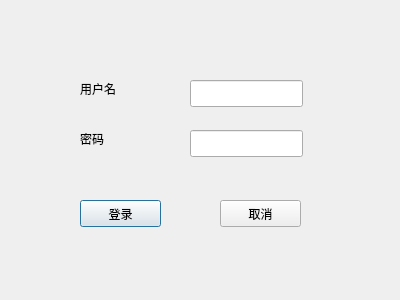
Above: login.ui from WooodHead/labelling3 before the change. Below: the same form after it.
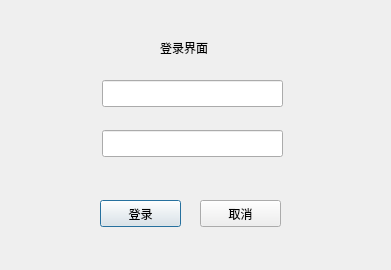
That is the form after the change.

```diff
--- a/login.ui
+++ b/login.ui
@@ -6,8 +6,8 @@
    <rect>
     <x>0</x>
     <y>0</y>
-    <width>400</width>
-    <height>300</height>
+    <width>391</width>
+    <height>270</height>
    </rect>
   </property>
   <property name="sizePolicy">
@@ -27,35 +27,16 @@
     <rect>
      <x>0</x>
      <y>0</y>
-     <width>401</width>
-     <height>301</height>
+     <width>391</width>
+     <height>271</height>
     </rect>
    </property>
-   <widget class="QLabel" name="label">
-    <property name="geometry">
-     <rect>
-      <x>80</x>
-      <y>80</y>
-      <width>51</width>
-      <height>17</height>
-     </rect>
-    </property>
-    <property name="sizePolicy">
-     <sizepolicy hsizetype="Expanding" vsizetype="Expanding">
-      <horstretch>0</horstretch>
-      <verstretch>0</verstretch>
-     </sizepolicy>
-    </property>
-    <property name="text">
-     <string>用户名</string>
-    </property>
-   </widget>
    <widget class="QLineEdit" name="_editUsername">
     <property name="geometry">
      <rect>
-      <x>190</x>
+      <x>102</x>
       <y>80</y>
-      <width>113</width>
+      <width>181</width>
       <height>27</height>
      </rect>
     </property>
@@ -66,31 +47,12 @@
      </sizepolicy>
     </property>
    </widget>
-   <widget class="QLabel" name="label_2">
-    <property name="geometry">
-     <rect>
-      <x>80</x>
-      <y>130</y>
-      <width>41</width>
-      <height>17</height>
-     </rect>
-    </property>
-    <property name="sizePolicy">
-     <sizepolicy hsizetype="Expanding" vsizetype="Expanding">
-      <horstretch>0</horstretch>
-      <verstretch>0</verstretch>
-     </sizepolicy>
-    </property>
-    <property name="text">
-     <string>密码</string>
-    </property>
-   </widget>
    <widget class="QLineEdit" name="_editPasswd">
     <property name="geometry">
      <rect>
-      <x>190</x>
+      <x>102</x>
       <y>130</y>
-      <width>113</width>
+      <width>181</width>
       <height>27</height>
      </rect>
     </property>
@@ -107,7 +69,7 @@
    <widget class="QPushButton" name="_login">
     <property name="geometry">
      <rect>
-      <x>80</x>
+      <x>100</x>
       <y>200</y>
       <width>81</width>
       <height>27</height>
@@ -126,7 +88,7 @@
    <widget class="QPushButton" name="_cancel">
     <property name="geometry">
      <rect>
-      <x>220</x>
+      <x>200</x>
       <y>200</y>
       <width>81</width>
       <height>27</height>
@@ -142,6 +104,38 @@
      <string>取消</string>
     </property>
    </widget>
+   <widget class="QWidget" name="_icon" native="true">
+    <property name="geometry">
+     <rect>
+      <x>105</x>
+      <y>30</y>
+      <width>41</width>
+      <height>31</height>
+     </rect>
+    </property>
+    <property name="baseSize">
+     <size>
+      <width>30</width>
+      <height>30</height>
+     </size>
+    </property>
+    <property name="autoFillBackground">
+     <bool>false</bool>
+    </property>
+   </widget>
+   <widget class="QLabel" name="label">
+    <property name="geometry">
+     <rect>
+      <x>160</x>
+      <y>39</y>
+      <width>66</width>
+      <height>17</height>
+     </rect>
+    </property>
+    <property name="text">
+     <string>登录界面</string>
+    </property>
+   </widget>
   </widget>
   <zorder>centralWidget</zorder>
   <zorder>_cancel</zorder>
```
Left out of the diff: 2 changed lines with no effect on the pictures.
